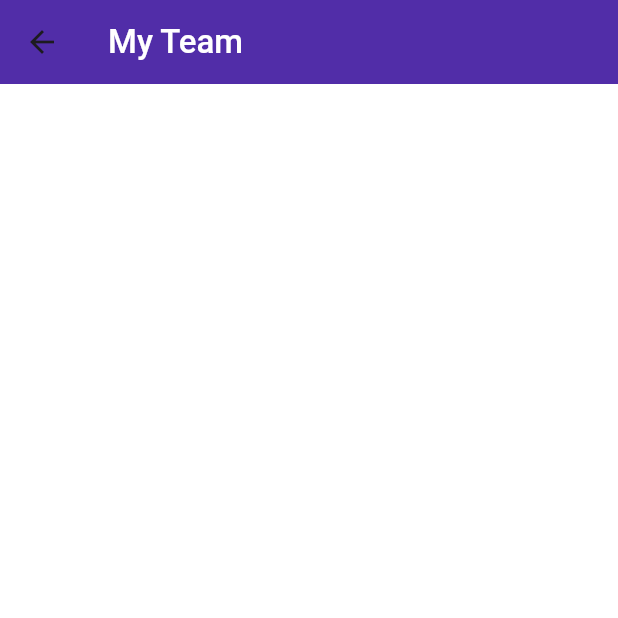
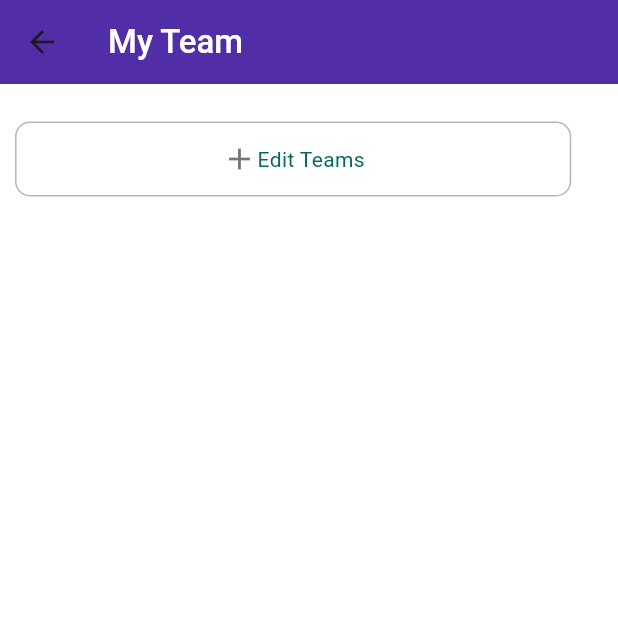
Before and after one commit to Nasiali-Eden/CityWatch, a Flutter app: the OrgTeam screen opened directly, on a phone screen of 412 x 824 dp, the top half of it. Run offline on Flutter 3.47's test engine with Material 3 defaults, Android fonts, the phone set to English and light mode, and no system bars; our stand-ins replace cloud_firestore, firebase_auth, firebase_core; accounts and stored records are empty.

Commit message:
Teams n Volunteers

```diff
--- a/lib/Organization/Home/OurTeam/org_team.dart
+++ b/lib/Organization/Home/OurTeam/org_team.dart
@@ -1,7 +1,5 @@
-import 'package:citywatch/Organization/Home/post_article.dart';
+import 'package:citywatch/Organization/Home/OurTeam/add_team.dart';
 import 'package:flutter/material.dart';
-
-import '../../../Shared/Inputs/post_incident.dart';
 
 class OrgTeam extends StatefulWidget {
   const OrgTeam({super.key});
@@ -11,7 +9,6 @@ class OrgTeam extends StatefulWidget {
 }
 
 class _OrgTeamState extends State<OrgTeam> {
-
   @override
   Widget build(BuildContext context) {
     final double deviceWidth = MediaQuery.of(context).size.width;
@@ -25,7 +22,8 @@ class _OrgTeamState extends State<OrgTeam> {
             color: Colors.deepPurple[700],
             boxShadow: [
               BoxShadow(
-                color: Colors.white.withAlpha((0.05 * 255).toInt()), // Shadow color with opacity
+                color: Colors.white.withAlpha(
+                    (0.05 * 255).toInt()), // Shadow color with opacity
                 blurRadius: 4.0, // Adjust the blur radius
                 offset: Offset(0, 3), // Position of the shadow
               ),
@@ -33,7 +31,7 @@ class _OrgTeamState extends State<OrgTeam> {
           ),
           child: AppBar(
             backgroundColor:
-            Colors.transparent, // Make the AppBar background transparent
+                Colors.transparent, // Make the AppBar background transparent
             elevation: 0, // Remove default shadow
             title: Text(
               'My Team',
@@ -46,8 +44,47 @@ class _OrgTeamState extends State<OrgTeam> {
           ),
         ),
       ),
-
+      body: SingleChildScrollView(
+        child: Column(
+          children: [
+            SizedBox(
+              height: 15,
+            ),
+            Container(
+              margin: EdgeInsets.all(10),
+              width: 0.90 * deviceWidth,
+              height: 50,
+              padding: EdgeInsets.all(10),
+              decoration: BoxDecoration(
+                  borderRadius: BorderRadius.circular(10),
+                  border: Border.all(
+                    color: Color.fromRGBO(182, 182, 182, 1.0),
+                  )),
+              child: GestureDetector(
+                child: Row(
+                  mainAxisAlignment: MainAxisAlignment.center,
+                  children: [
+                    Icon(
+                      Icons.add,
+                      color: Colors.black54,
+                    ),
+                    Text(
+                      'Edit Teams',
+                      style: TextStyle(color: Colors.teal[800]),
+                    )
+                  ],
+                ),
+                onTap: () {
+                  Navigator.push(
+                    context,
+                    MaterialPageRoute(builder: (context) => AddTeam()),
+                  );
+                },
+              ),
+            ),
+          ],
+        ),
+      ),
     );
   }
-
 }
```
